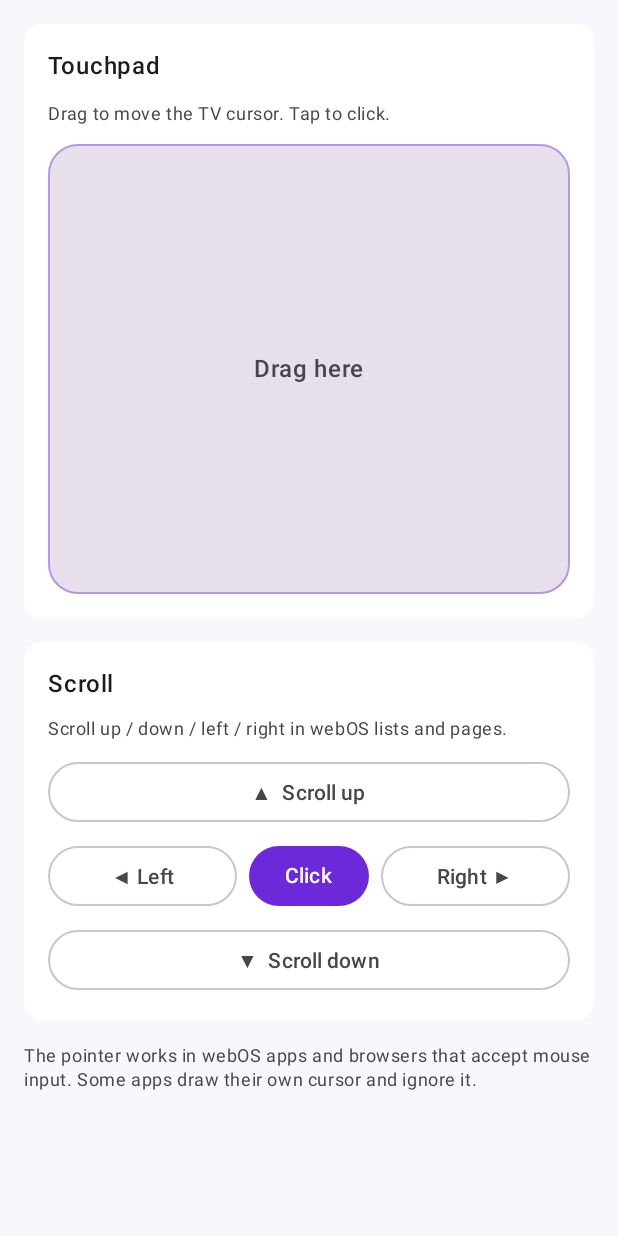
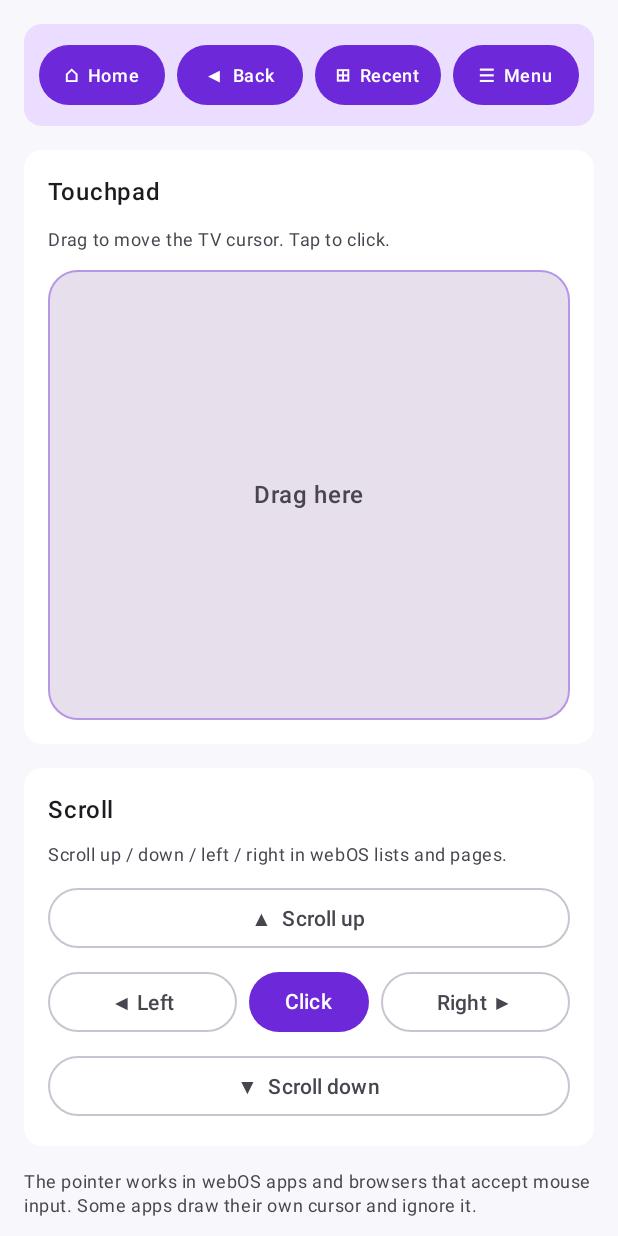
Before and after one commit to janakiammanike/luma-gallery, an Android app built with Jetpack Compose: the composable CursorTab shown on its own in the app's theme, on a phone screen of 412 x 824 dp. Run offline under Robolectric (Android 15) with nearby library versions, the phone set to English and light mode, and no system bars.

Commit message:
Add persistent nav bar and app icons; fix remote/cursor back navigation

```diff
--- a/tvremote/src/main/java/com/luma/tvremote/ui/CursorTab.kt
+++ b/tvremote/src/main/java/com/luma/tvremote/ui/CursorTab.kt
@@ -47,6 +47,8 @@ fun CursorTab(vm: RemoteViewModel) {
             .padding(16.dp),
         verticalArrangement = Arrangement.spacedBy(16.dp)
     ) {
+        NavBar(vm)
+
         Card(
             modifier = Modifier.fillMaxWidth(),
             colors = CardDefaults.cardColors(containerColor = MaterialTheme.colorScheme.surface)
--- /dev/null
+++ b/tvremote/src/main/java/com/luma/tvremote/ui/NavBar.kt
@@ -0,0 +1,54 @@
+package com.luma.tvremote.ui
+
+import androidx.compose.foundation.layout.Arrangement
+import androidx.compose.foundation.layout.Row
+import androidx.compose.foundation.layout.fillMaxWidth
+import androidx.compose.foundation.layout.padding
+import androidx.compose.material3.Button
+import androidx.compose.material3.ButtonDefaults
+import androidx.compose.material3.Card
+import androidx.compose.material3.CardDefaults
+import androidx.compose.material3.MaterialTheme
+import androidx.compose.material3.Text
+import androidx.compose.runtime.Composable
+import androidx.compose.ui.Modifier
+import androidx.compose.ui.text.font.FontWeight
+import androidx.compose.ui.unit.dp
+
+/**
+ * Persistent navigation keys that stay available on every control screen.
+ * Home / Back / Recent / Menu are the fastest way out of an app (e.g. leaving
+ * a YouTube video) and must not depend on the customizable button groups.
+ */
+@Composable
+fun NavBar(vm: RemoteViewModel) {
+    Card(
+        modifier = Modifier.fillMaxWidth(),
+        colors = CardDefaults.cardColors(containerColor = MaterialTheme.colorScheme.primaryContainer)
+    ) {
+        Row(
+            modifier = Modifier.fillMaxWidth().padding(10.dp),
+            horizontalArrangement = Arrangement.spacedBy(8.dp)
+        ) {
+            NavKey("⌂  Home", Modifier.weight(1f)) { vm.pressButton("HOME") }
+            NavKey("◀  Back", Modifier.weight(1f)) { vm.pressButton("BACK") }
+            NavKey("⊞  Recent", Modifier.weight(1f)) { vm.pressButton("RECENT") }
+            NavKey("☰  Menu", Modifier.weight(1f)) { vm.pressButton("MENU") }
+        }
+    }
+}
+
+@Composable
+private fun NavKey(label: String, modifier: Modifier = Modifier, onClick: () -> Unit) {
+    Button(
+        onClick = onClick,
+        modifier = modifier,
+        colors = ButtonDefaults.buttonColors(
+            containerColor = MaterialTheme.colorScheme.primary,
+            contentColor = MaterialTheme.colorScheme.onPrimary
+        ),
+        contentPadding = ButtonDefaults.TextButtonContentPadding
+    ) {
+        Text(label, fontWeight = FontWeight.SemiBold, style = MaterialTheme.typography.bodySmall)
+    }
+}
--- a/tvremote/src/main/java/com/luma/tvremote/ui/RemoteTab.kt
+++ b/tvremote/src/main/java/com/luma/tvremote/ui/RemoteTab.kt
@@ -48,6 +48,8 @@ fun RemoteTab(vm: RemoteViewModel) {
         verticalArrangement = Arrangement.spacedBy(16.dp),
         horizontalAlignment = Alignment.CenterHorizontally
     ) {
+        NavBar(vm)
+
         Row(
             modifier = Modifier.fillMaxWidth(),
             horizontalArrangement = Arrangement.spacedBy(8.dp)
```
Also changed, not shown: tvremote/src/main/java/com/luma/tvremote/net/WebOsClient.kt (+8 -2 lines), tvremote/src/main/java/com/luma/tvremote/ui/AppIconLoader.kt (added, +60 -0 lines), tvremote/src/main/java/com/luma/tvremote/ui/AppsTab.kt (+52 -1 lines), 1 other file.
